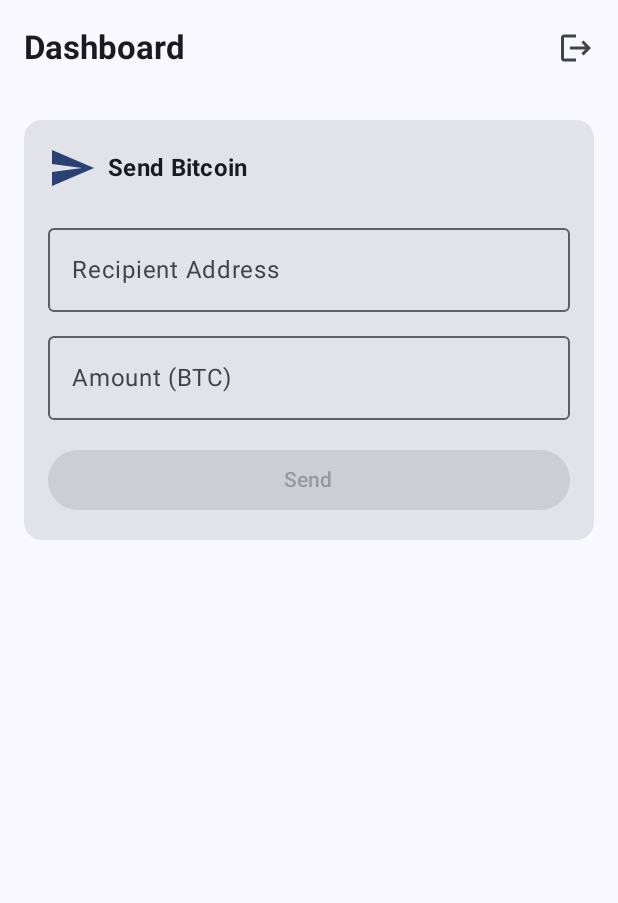
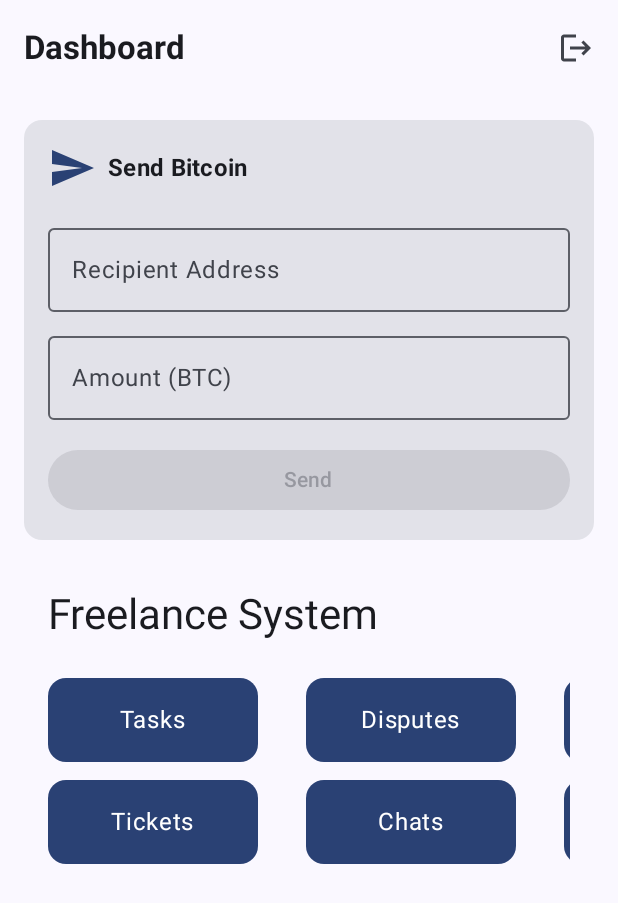
Before and after one commit to wipedlifepotato/Symbio-Android, an Android app built with Jetpack Compose: the DashboardScreen screen opened through its navigation route, on a phone screen of 412 x 824 dp. Shown: the top 903 px of the screen. Run offline under Robolectric (Android 15) with nearby library versions, the phone set to English and light mode, and no system bars; network calls fail.

Commit message:
add: Screens

```diff
--- a/app/src/main/java/world/wipedlifepotato/symbioandroidapp/DashboardScreen.kt
+++ b/app/src/main/java/world/wipedlifepotato/symbioandroidapp/DashboardScreen.kt
@@ -20,12 +20,54 @@ import androidx.compose.ui.text.AnnotatedString
 import androidx.compose.ui.text.font.FontWeight
 import androidx.compose.ui.unit.dp
 import android.widget.Toast
+import androidx.compose.foundation.horizontalScroll
+import androidx.navigation.NavController
 import androidx.navigation.NavHostController
 import kotlinx.coroutines.launch
 import kotlinx.serialization.json.JsonObject
 import kotlinx.serialization.json.jsonPrimitive
-
-
+@OptIn(ExperimentalMaterial3Api::class)
+@Composable
+fun FreelanceMenu(navController: NavController) {
+    Column(
+        modifier = Modifier
+            .fillMaxSize()
+            .padding(16.dp),
+        verticalArrangement = Arrangement.spacedBy(24.dp)
+    ) {
+        Text(
+            text = "Freelance System",
+            style = MaterialTheme.typography.headlineMedium
+        )
+        Row(
+            modifier = Modifier
+                .fillMaxWidth()
+                .horizontalScroll(rememberScrollState()),
+            horizontalArrangement = Arrangement.spacedBy(32.dp)
+        ) {
+            MenuColumn(navController, listOf("Tasks" to "Tasks", "Tickets" to "Tickets"))
+            MenuColumn(navController, listOf("Disputes" to "Disputes", "Chats" to "Chats"))
+            MenuColumn(navController, listOf("Profiles" to "Profiles", "Profile" to "Profile"))
+        }
+    }
+}
+@OptIn(ExperimentalMaterial3Api::class)
+@Composable
+fun MenuColumn(navController: NavController, items: List<Pair<String, String>>) {
+    Column(verticalArrangement = Arrangement.spacedBy(12.dp)) {
+        items.forEach { (label, route) ->
+            Button(
+                onClick = { navController.navigate(route) },
+                modifier = Modifier
+                    .width(140.dp)
+                    .height(56.dp),
+                shape = MaterialTheme.shapes.medium // красивые скругления
+            ) {
+                Text(text = label, style = MaterialTheme.typography.bodyLarge)
+            }
+        }
+    }
+}
 @OptIn(ExperimentalMaterial3Api::class)
 @Composable
 fun DashboardScreen(
@@ -217,7 +259,8 @@ fun DashboardScreen(
                             Text(it, color = MaterialTheme.colorScheme.primary)
                         }
                     }
-                }
+                } // End Send Card
+                FreelanceMenu(navController)
             }
         }
     }
--- a/app/src/main/java/world/wipedlifepotato/symbioandroidapp/MainActivity.kt
+++ b/app/src/main/java/world/wipedlifepotato/symbioandroidapp/MainActivity.kt
@@ -127,7 +127,6 @@ class MainActivity : ComponentActivity() {
                                 if (newToken.isNotEmpty()) {
                                     token = newToken
                                     coroutineScope.launch { saveToken(token) }
-                                    // После сохранения токена можно перейти в dashboard
                                     navController.navigate("dashboard") {
                                         popUpTo("login") { inclusive = true }
                                     }
@@ -153,6 +152,24 @@ class MainActivity : ComponentActivity() {
                                     }
                                 }
                             } }
+                            composable("Tasks") {
+                                TaskScreen(navController=navController)
+                            }
+                            composable("Profile") {
+                                ProfileScreen(navController=navController)
+                            }
+                            composable("Profiles") {
+                                ProfilesScreen(navController=navController)
+                            }
+                            composable("Disputes") {
+                                DisputesScreen(navController=navController)
+                            }
+                            composable("Tickets") {
+                                TicketScreen(navController=navController)
+                            } // done
+                            composable("Chats") {
+                                ChatScreen(navController=navController)
+                            }
                             composable("dashboard") {
                                 DashboardScreen(
                                     navController = navController,
```
Also changed, not shown: app/src/main/java/world/wipedlifepotato/symbioandroidapp/ui/screens/ChatsScreen.kt (added, +12 -0 lines), app/src/main/java/world/wipedlifepotato/symbioandroidapp/ui/screens/DisputesScreen.kt (added, +15 -0 lines), app/src/main/java/world/wipedlifepotato/symbioandroidapp/ui/screens/ProfileScreen.kt (added, +14 -0 lines), app/src/main/java/world/wipedlifepotato/symbioandroidapp/ui/screens/ProfilesScreen.kt (added, +14 -0 lines), app/src/main/java/world/wipedlifepotato/symbioandroidapp/ui/screens/TasksScreen.kt (added, +12 -0 lines), app/src/main/java/world/wipedlifepotato/symbioandroidapp/ui/screens/TicketScreen.kt (added, +12 -0 lines).
